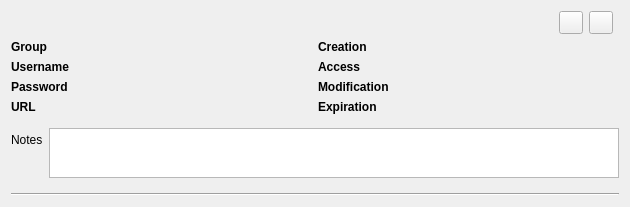
Before: the Qt Designer form src/gui/DetailsWidget.ui in keepassxreboot/keepassxc, drawn with Qt 5.
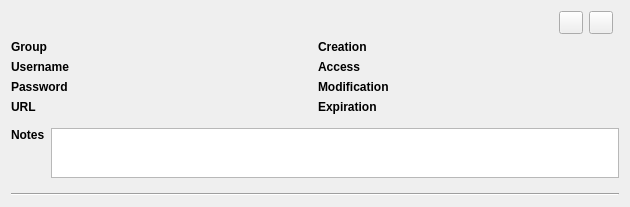
After: the same form once the commit is applied.

Commit message: fix notes label

```diff
--- a/src/gui/DetailsWidget.ui
+++ b/src/gui/DetailsWidget.ui
@@ -459,6 +459,36 @@
    </item>
    <item>
     <layout class="QFormLayout" name="formLayout">
+     <item row="0" column="0">
+      <layout class="QVBoxLayout" name="verticalLayout_4">
+       <item>
+        <widget class="QLabel" name="notesLabel_2">
+         <property name="font">
+          <font>
+           <weight>75</weight>
+           <bold>true</bold>
+          </font>
+         </property>
+         <property name="text">
+          <string>Notes</string>
+         </property>
+        </widget>
+       </item>
+       <item>
+        <spacer name="verticalSpacer">
+         <property name="orientation">
+          <enum>Qt::Vertical</enum>
+         </property>
+         <property name="sizeHint" stdset="0">
+          <size>
+           <width>20</width>
+           <height>40</height>
+          </size>
+         </property>
+        </spacer>
+       </item>
+      </layout>
+     </item>
      <item row="0" column="1">
       <widget class="QTextEdit" name="notesEdit">
        <property name="sizePolicy">
@@ -487,13 +517,6 @@
        </property>
       </widget>
      </item>
-     <item row="0" column="0">
-      <widget class="QLabel" name="notesLabel_2">
-       <property name="text">
-        <string>Notes</string>
-       </property>
-      </widget>
-     </item>
     </layout>
    </item>
    <item>
```
